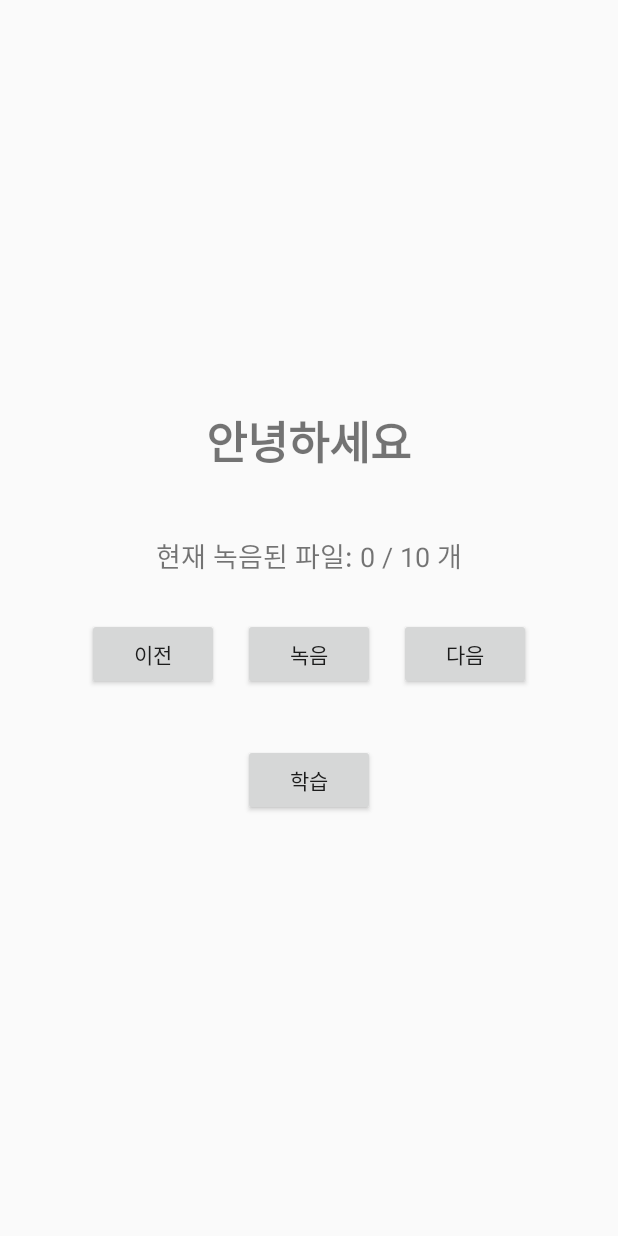
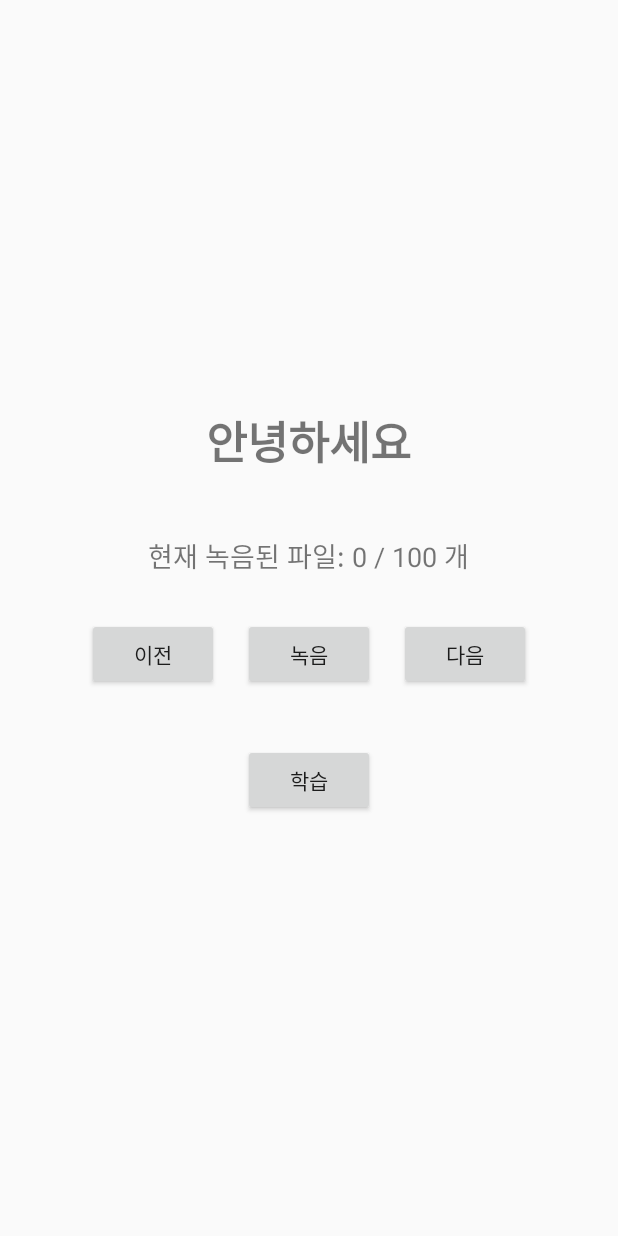
Before and after one commit to Pronunciation-recognition-AI/main, an Android app built with Jetpack Compose: the LearningActivity screen opened directly, with no data from a screen before it, on a phone screen of 412 x 824 dp. Run offline under Robolectric (Android 15) with nearby library versions, the phone set to English and light mode, and no system bars; libraries missing offline, so code that uses them is left out: com.chaquo.python; 1 statement that could not run was skipped.

Commit message:
chore: 음성 파일 기본 녹음 개수 안내 문구 수정

```diff
--- a/app/src/main/java/com/example/hackathon_project/LearningActivity.kt
+++ b/app/src/main/java/com/example/hackathon_project/LearningActivity.kt
@@ -271,6 +271,6 @@ class LearningActivity : AppCompatActivity() {
         } ?: emptyArray()
 
         // 파일 개수 업데이트
-        fileCountTextView.text = "현재 녹음된 파일: ${recordedFiles.size} / 10 개"
+        fileCountTextView.text = "현재 녹음된 파일: ${recordedFiles.size} / 100 개"
     }
 }
--- a/app/src/main/res/layout/activity_learning.xml
+++ b/app/src/main/res/layout/activity_learning.xml
@@ -21,7 +21,7 @@
         android:id="@+id/fileCountTextView"
         android:layout_width="wrap_content"
         android:layout_height="wrap_content"
-        android:text="현재 녹음된 파일: 0 / 10 개"
+        android:text="현재 녹음된 파일: 0 / 100 개"
         android:textSize="18sp"
         android:layout_marginBottom="20dp" />
 
```
